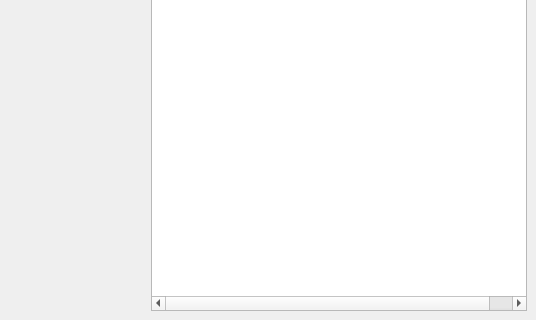
Before: the Qt Designer form TrackYourTime/ui/statisticwindow.ui in Allexin/TrackYourTime, drawn with Qt 5; both pictures show x 240 to 776 and y 230 to 550 of the 776 by 550 pixel window.
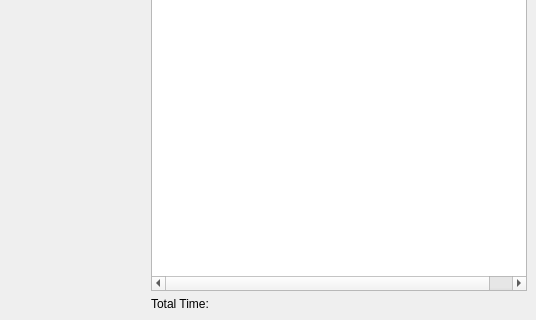
After: the same form once the commit is applied. Custom widgets are drawn as their Qt base class.

Commit message: -Add total time label to the statistic window -Fix incorrect OS Specific config name for windows

What changed in the file:
```diff
--- a/TrackYourTime/ui/statisticwindow.ui
+++ b/TrackYourTime/ui/statisticwindow.ui
@@ -179,6 +179,11 @@
           </property>
          </widget>
         </item>
+        <item>
+         <layout class="QVBoxLayout" name="verticalLayout_3">
+          <property name="leftMargin">
+           <number>0</number>
+          </property>
         <item>
          <widget class="QTreeWidget" name="treeWidgetApplications">
           <property name="sizePolicy">
@@ -215,6 +220,29 @@
            </property>
           </column>
          </widget>
+          </item>
+          <item>
+           <layout class="QHBoxLayout" name="horizontalLayout_5">
+            <property name="topMargin">
+             <number>0</number>
+            </property>
+            <item>
+             <widget class="QLabel" name="label_4">
+              <property name="text">
+               <string>Total Time:</string>
+              </property>
+             </widget>
+            </item>
+            <item>
+             <widget class="QLabel" name="labelTotalTime">
+              <property name="text">
+               <string/>
+              </property>
+             </widget>
+            </item>
+           </layout>
+          </item>
+         </layout>
         </item>
        </layout>
       </item>
```
Left out of the diff: 1 changed line with no effect on the pictures. Lines whose indentation alone changed are shown as unchanged. The commit also changes 2 other files.
